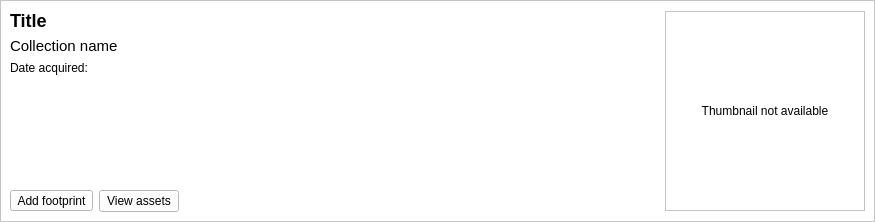
Qt form src/qgis_stac/ui/result_item_widget.ui (stac-utils/qgis-stac-plugin) before a commit.
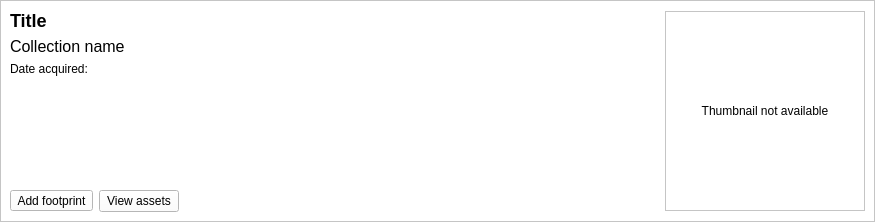
The same form after that commit.

What changed in the file:
```diff
--- a/src/qgis_stac/ui/result_item_widget.ui
+++ b/src/qgis_stac/ui/result_item_widget.ui
@@ -95,7 +95,7 @@
            </sizepolicy>
           </property>
           <property name="styleSheet">
-           <string notr="true">font-size:15px;</string>
+           <string notr="true">font-size:16px; font-weight:310;</string>
           </property>
           <property name="text">
            <string>Collection name</string>
@@ -121,6 +121,9 @@
               <verstretch>0</verstretch>
              </sizepolicy>
             </property>
+            <property name="styleSheet">
+             <string notr="true">font-weight:200;</string>
+            </property>
             <property name="text">
              <string>Date acquired:</string>
             </property>
@@ -134,6 +137,9 @@
               <verstretch>0</verstretch>
              </sizepolicy>
             </property>
+            <property name="styleSheet">
+             <string notr="true">font-weight:200;</string>
+            </property>
             <property name="text">
              <string/>
             </property>
```
Left out of the diff: 12 changed lines with no effect on the pictures.
